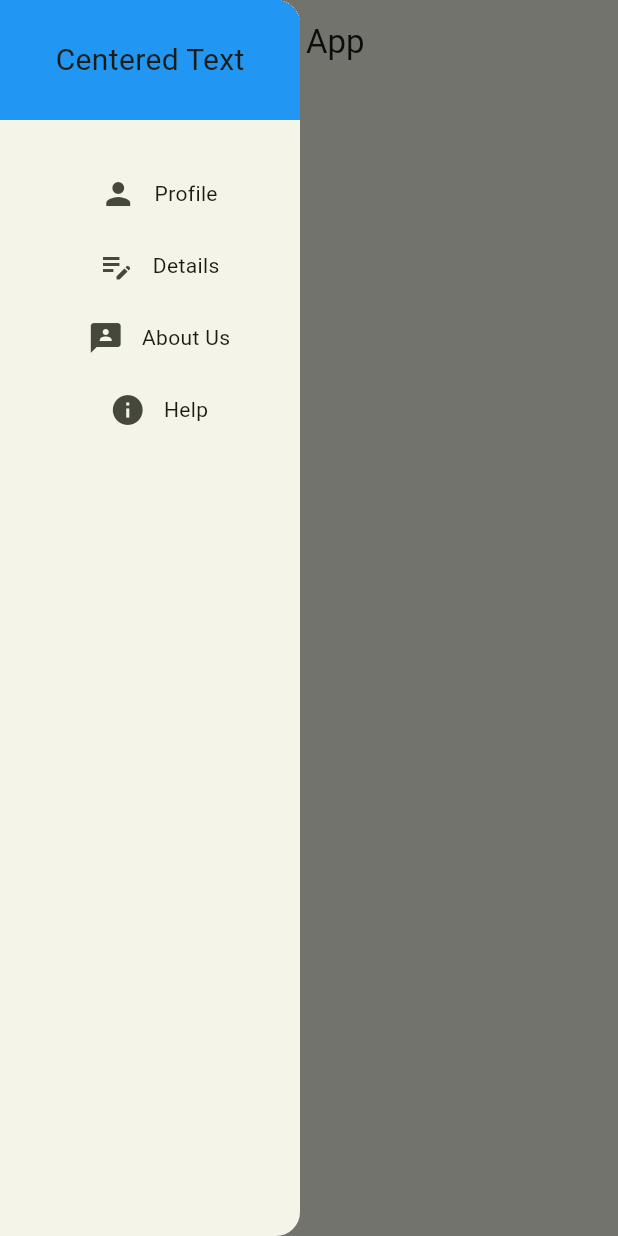
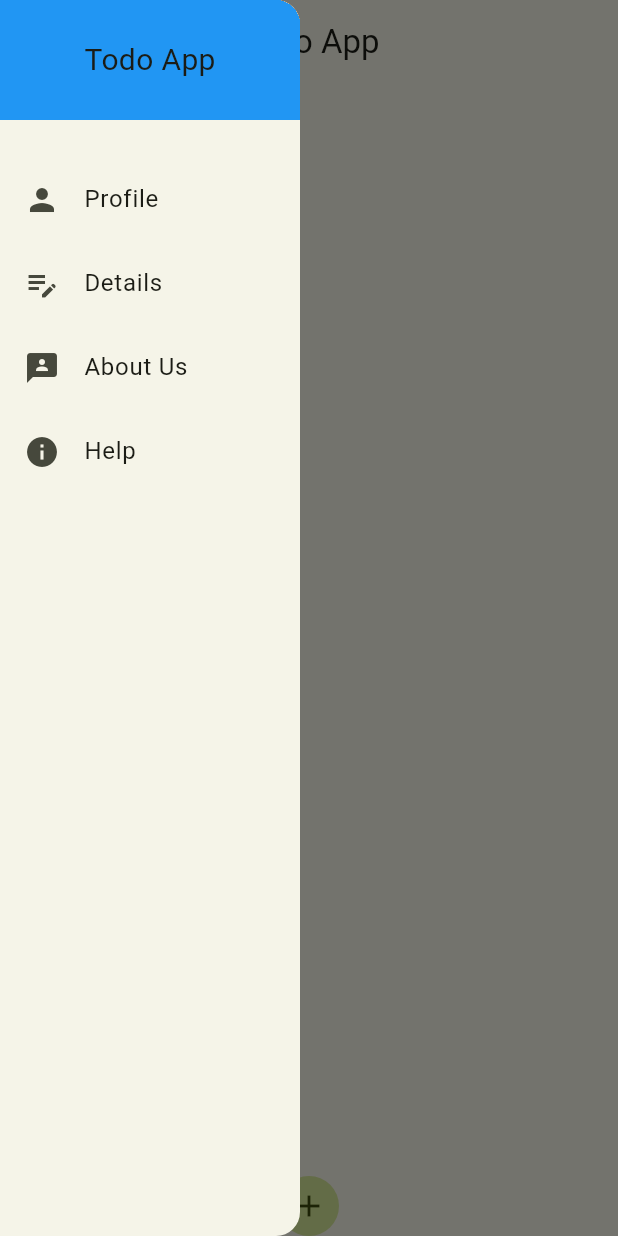
Before and after one commit to Devaparab8483/todo_flutter, a Flutter app: the addTask screen opened directly, with the side drawer open, on a phone screen of 412 x 824 dp. Run offline on Flutter 3.47's test engine with Material 2 defaults, Android fonts, the phone set to English and light mode, and no system bars; our stand-ins replace toggle_switch; missing offline and left inert: todo_firebase_new; accounts and stored records are empty.

Commit message:
Update add_task.dart

```diff
--- a/lib/pages/add_task.dart
+++ b/lib/pages/add_task.dart
@@ -1,4 +1,7 @@
 import 'package:flutter/material.dart';
+import 'package:todo/pages/third_pg.dart';
+
+import 'new_third.dart';
 
 class addTask extends StatefulWidget {
   const addTask({super.key});
@@ -8,7 +11,18 @@ class addTask extends StatefulWidget {
 }
 
 class _addTaskState extends State<addTask> {
-
+  List<IconData> icons = [
+    Icons.person,
+    Icons.edit_note,
+    Icons.three_p,
+    Icons.info
+  ];
+  List<String> title = [
+    "Profile",
+    "Details",
+    "About Us",
+    "Help"
+  ];
   @override
   Widget build(BuildContext context) {
     return  Scaffold(
@@ -23,7 +37,7 @@ class _addTaskState extends State<addTask> {
                 alignment: Alignment.topLeft,
                 child: Center(
                   child: Text(
-                    'Centered Text',
+                    "Todo App",
                     style: TextStyle(fontSize: 20),
                   ),
                 ),
@@ -32,65 +46,39 @@ class _addTaskState extends State<addTask> {
             SizedBox(
               height: 25,
             ),
-            Row(
-              mainAxisAlignment: MainAxisAlignment.center,
-              children: [
-                IconButton(
-              onPressed: (){
-              print("hello");
-            }, icon: Icon(Icons.person)),
-            Text("Profile"),
-              ],
-            ),
-            Row(
-              mainAxisAlignment: MainAxisAlignment.center,
-              children: [
-                IconButton(
-              onPressed: (){
-              print("hello");
-            }, icon: Icon(Icons.edit_note)),
-            Text("Details"),
-              ],
-            ),
-            Row(
-              mainAxisAlignment: MainAxisAlignment.center,
-              children: [
-                IconButton(
-              onPressed: (){
-              print("hello");
-            }, icon: Icon(Icons.three_p)),
-            Text("About Us"),
-              ],
-            ),
-            Row(
-              mainAxisAlignment: MainAxisAlignment.center,
-              children: [
-                IconButton(
-              onPressed: (){
-              print("hello");
-            }, icon: Icon(Icons.info)),
-            Text("Help"),
-              ],
+            Container(
+              height: 500,
+              child: ListView.builder(
+                itemCount: icons.length,
+                itemBuilder: (context, index) {
+                  return ListTile(
+                    leading: Icon(icons[index]), // Icon from the icons list
+                    title: Text(title[index]), // Title from the titles list
+                    onTap: () {
+                      if (title[index] == "Profile"){
+                        print("${title[index]} was hit ");
+                      }
+                      else if (title[index] == "Details"){
+                        print("${title[index]} i.e Details was hit");
+                      }
+                      else if(title[index] == "About Us"){
+                        print("${title[index]}  was hit");
+                      }
+                      else if(title[index] == "Help"){
+                        print("${title[index]}  was hit");
+                      }
+                    },
+                  );
+                },
+              ),
             ),
 
-            // SizedBox(
-            //   height: 25,
-            // ),
-            // Text("Details"),
-            // SizedBox(
-            //   height: 25,
-            // ),
-            // Text("About Us"),
-            // SizedBox(
-            //   height: 25,
-            // ),
-            // Text("Help"),
 
           ]),
       ),
       appBar: AppBar(
         centerTitle: true,
-        title: Text('My App'),
+        title: Text('Todo App'),
         // Add the leading icon/button to open the drawer
         leading: Builder(
           builder: ((context) => IconButton(
@@ -99,7 +87,23 @@ class _addTaskState extends State<addTask> {
           )
         )
       ),
-      )
+      ),
+      bottomNavigationBar:  CircleAvatar(
+        radius: 20,
+        child: Center(
+          child: Builder(
+          builder:((context)=> IconButton(
+            onPressed: (){
+              Navigator.push(
+              context,
+              MaterialPageRoute(builder: (context) => taskForm()),
+            );
+            },
+            icon: Icon(Icons.add))
+          ),
+          )
+        ),
+      ),
     );
   }
 }
```
